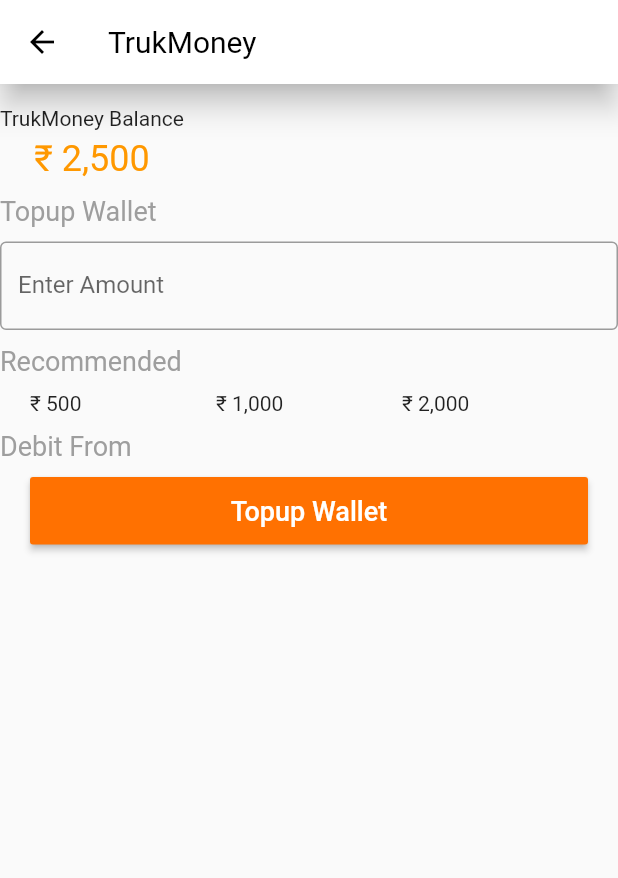
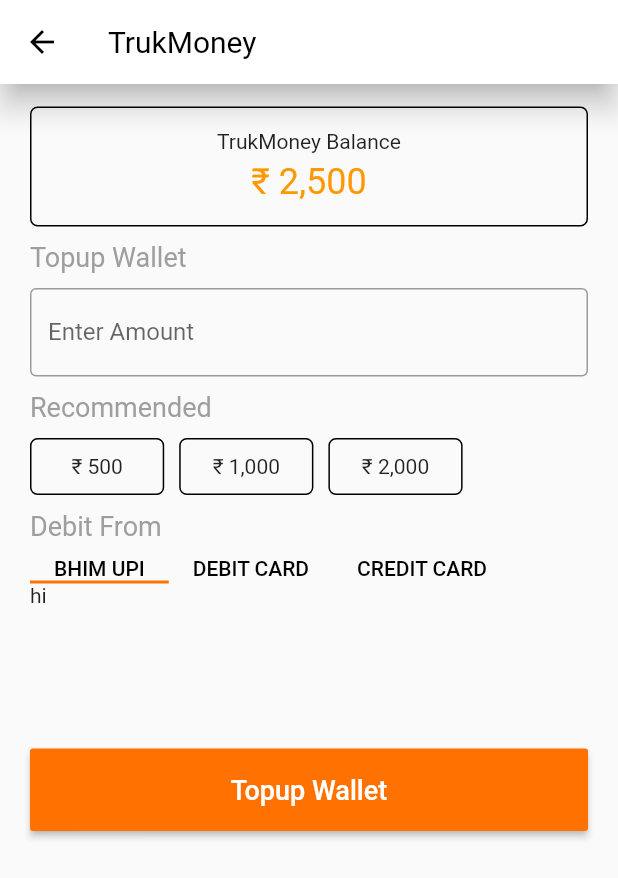
Before and after one commit to Jatin5120/truk-user, a Flutter app: the TrukMoney screen opened directly, on a phone screen of 412 x 824 dp. Shown: the top 878 px of the screen. Run offline on Flutter 3.47's test engine with Material 2 defaults, Android fonts, the phone set to English and light mode, and no system bars; our stand-ins replace carousel_pro, cloud_firestore, firebase_auth, firebase_core, flutter_credit_card, flutter_svg and 2 more; accounts and stored records are empty.

Commit message:
Update trukmoney.dart

```diff
--- a/lib/screens/trukmoney.dart
+++ b/lib/screens/trukmoney.dart
@@ -6,7 +6,21 @@ class TrukMoney extends StatefulWidget {
   _TrukMoneyState createState() => _TrukMoneyState();
 }
 
-class _TrukMoneyState extends State<TrukMoney> {
+class _TrukMoneyState extends State<TrukMoney>
+    with SingleTickerProviderStateMixin {
+  static int initialIndex = 0;
+  TabController tabController;
+
+  @override
+  void initState() {
+    tabController = TabController(
+      initialIndex: initialIndex,
+      length: 3,
+      vsync: this,
+    );
+    super.initState();
+  }
+
   @override
   Widget build(BuildContext context) {
     final EdgeInsetsGeometry padding = EdgeInsets.only(left: 20, right: 20);
@@ -18,6 +32,7 @@ class _TrukMoneyState extends State<TrukMoney> {
       body: Container(
         child: SingleChildScrollView(
           child: Container(
+            padding: padding,
             child: Column(
               crossAxisAlignment: CrossAxisAlignment.start,
               children: [
@@ -25,7 +40,11 @@ class _TrukMoneyState extends State<TrukMoney> {
                   height: 15,
                 ),
                 Container(
+                  height: 80,
+                  alignment: Alignment.center,
+                  width: size.width,
                   child: Column(
+                    mainAxisAlignment: MainAxisAlignment.center,
                     children: [
                       Text('TrukMoney Balance'),
                       SizedBox(
@@ -37,8 +56,9 @@ class _TrukMoneyState extends State<TrukMoney> {
                       )
                     ],
                   ),
-                  decoration:
-                      BoxDecoration(borderRadius: BorderRadius.circular(5)),
+                  decoration: BoxDecoration(
+                      border: Border.all(color: Colors.black),
+                      borderRadius: BorderRadius.circular(5)),
                 ),
                 // SizedBox(height: 10,),
                 Container(
@@ -58,25 +78,54 @@ class _TrukMoneyState extends State<TrukMoney> {
                       style: TextStyle(color: Colors.grey, fontSize: 18)),
                 ),
                 Container(
-                  padding: padding,
+                  width: size.width * 0.7,
+                  // padding: padding,
                   child: Row(
+                    mainAxisAlignment: MainAxisAlignment.start,
                     children: [
                       Expanded(
+                        child: Container(
+                          padding: EdgeInsets.only(top: 10, bottom: 10),
+                          alignment: Alignment.center,
+                          decoration: BoxDecoration(
+                              border: Border.all(color: Colors.black),
+                              borderRadius: BorderRadius.circular(5)),
                           child: GestureDetector(
                             onTap: () {},
                             child: Text('₹ 500'),
                           ),
                         ),
+                      ),
+                      SizedBox(
+                        width: 10,
+                      ),
                       Expanded(
+                        child: Container(
+                          padding: EdgeInsets.only(top: 10, bottom: 10),
+                          alignment: Alignment.center,
+                          decoration: BoxDecoration(
+                              border: Border.all(color: Colors.black),
+                              borderRadius: BorderRadius.circular(5)),
                           child: GestureDetector(
                             onTap: () {},
                             child: Text('₹ 1,000'),
                           ),
                         ),
+                      ),
+                      SizedBox(
+                        width: 10,
+                      ),
                       Expanded(
+                        child: Container(
+                          padding: EdgeInsets.only(top: 10, bottom: 10),
+                          alignment: Alignment.center,
+                          decoration: BoxDecoration(
+                              border: Border.all(color: Colors.black),
+                              borderRadius: BorderRadius.circular(5)),
                           child: GestureDetector(
                             onTap: () {},
                             child: Text('₹ 2,000'),
+                          ),
                         ),
                       )
                     ],
@@ -87,12 +136,47 @@ class _TrukMoneyState extends State<TrukMoney> {
                   child: Text('Debit From',
                       style: TextStyle(color: Colors.grey, fontSize: 18)),
                 ),
+                TabBar(
+                  controller: tabController,
+                  indicatorColor: primaryColor,
+                  indicatorSize: TabBarIndicatorSize.tab,
+                  isScrollable: true,
+                  labelColor: primaryColor,
+                  unselectedLabelColor: Colors.black,
+                  tabs: [
+                    Text(
+                      'BHIM UPI',
+                      style: TextStyle(color: Colors.black, fontSize: 14),
+                    ),
+                    Text(
+                      'DEBIT CARD',
+                      style: TextStyle(color: Colors.black, fontSize: 14),
+                    ),
+                    Text(
+                      'CREDIT CARD',
+                      style: TextStyle(color: Colors.black, fontSize: 14),
+                    )
+                  ],
+                ),
+                Container(
+                  height: 60,
+                  child: TabBarView(
+                    controller: tabController,
+                    children: [
+                      Text('hi'),
+                      Text('hi'),
+                      Text('hi'),
+                    ],
+                  ),
+                ),
+                SizedBox(
+                  height: 50,
+                ),
                 Container(
                   decoration:
                       BoxDecoration(borderRadius: BorderRadius.circular(10)),
-                  height: 65,
+                  height: 55,
                   width: size.width,
-                  padding: EdgeInsets.only(left: 20, right: 20, bottom: 20),
                   child: RaisedButton(
                     color: primaryColor,
                     onPressed: () {},
```
Lines whose indentation alone changed are shown as unchanged.
